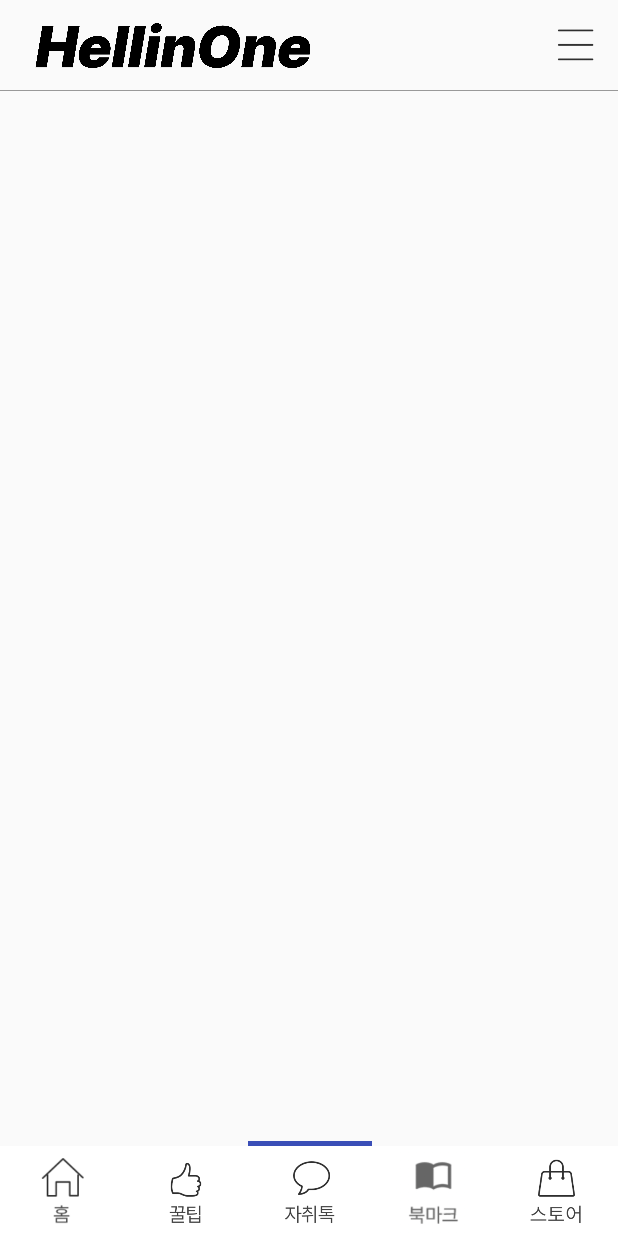
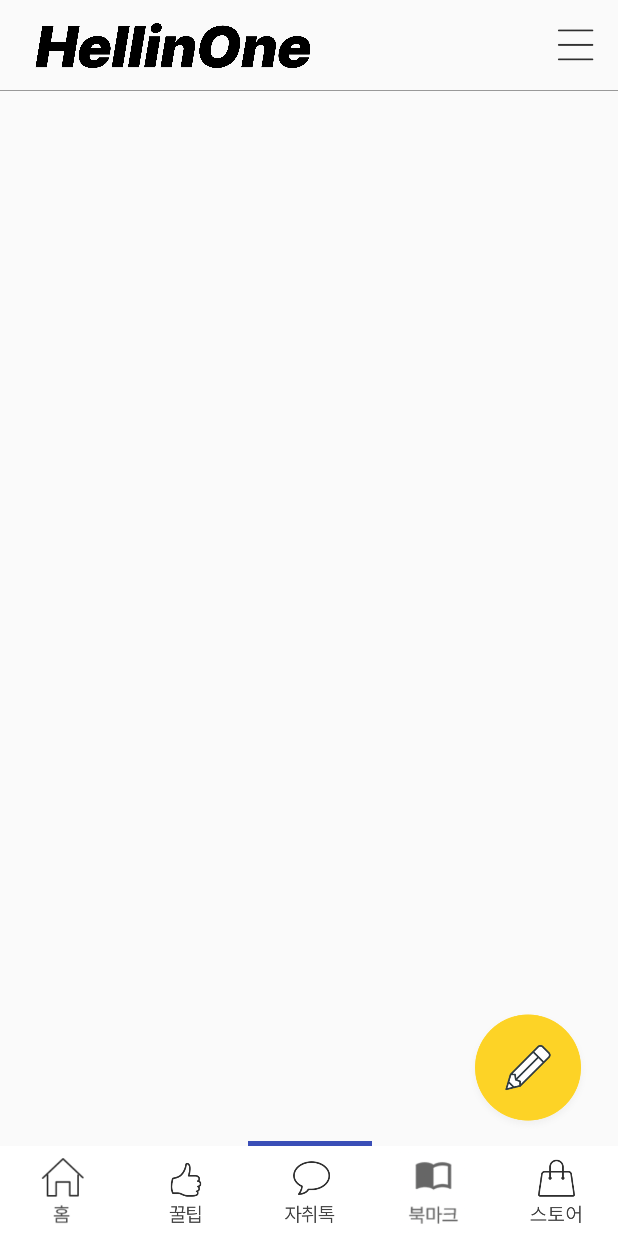
Before and after one commit to wjdtkdgns777/HealthInOne, an Android app: the TalkFragment screen opened through its navigation route, on a phone screen of 412 x 824 dp. Run offline under Robolectric (Android 15) with nearby library versions, the phone set to English and light mode, and no system bars; our stand-ins replace Firebase (no records; nobody signed in at launch, a user with empty details on screens opened directly), data binding.

Commit message:
06.20_게시판 작업중

```diff
--- a/app/src/main/AndroidManifest.xml
+++ b/app/src/main/AndroidManifest.xml
@@ -13,6 +13,9 @@
         android:supportsRtl="true"
         android:theme="@style/Theme.MySoleLife"
         tools:targetApi="31">
+        <activity
+            android:name=".board.BoardWriteActivity"
+            android:exported="false" />
         <activity
             android:name=".contentsList.ContentShowActivity"
             android:exported="false" />
--- a/app/src/main/java/com/example/mysolelife/fragments/TalkFragment.kt
+++ b/app/src/main/java/com/example/mysolelife/fragments/TalkFragment.kt
@@ -1,5 +1,6 @@
 package com.example.mysolelife.fragments
 
+import android.content.Intent
 import android.os.Bundle
 import androidx.fragment.app.Fragment
 import android.view.LayoutInflater
@@ -8,6 +9,7 @@ import android.view.ViewGroup
 import androidx.databinding.DataBindingUtil
 import androidx.navigation.findNavController
 import com.example.mysolelife.R
+import com.example.mysolelife.board.BoardWriteActivity
 import com.example.mysolelife.databinding.FragmentTalkBinding
 import com.example.mysolelife.databinding.FragmentTipBinding
 
@@ -25,6 +27,11 @@ class TalkFragment : Fragment() {
         savedInstanceState: Bundle?
     ): View? {
         binding = DataBindingUtil.inflate(inflater, R.layout.fragment_talk, container, false)
+
+        binding.writeBtn.setOnClickListener {
+            val intent  = Intent(context , BoardWriteActivity::class.java)
+            startActivity(intent)
+        }
 
         binding.homeTab.setOnClickListener{
             it.findNavController().navigate(R.id.action_talkFragment_to_homeFragment)
--- a/app/src/main/res/layout/fragment_talk.xml
+++ b/app/src/main/res/layout/fragment_talk.xml
@@ -1,16 +1,28 @@
 <?xml version="1.0" encoding="utf-8"?>
-<layout>
-    <FrameLayout xmlns:android="http://schemas.android.com/apk/res/android"
-        xmlns:tools="http://schemas.android.com/tools"
+<layout xmlns:tools="http://schemas.android.com/tools"
+    xmlns:android="http://schemas.android.com/apk/res/android"
+    xmlns:app="http://schemas.android.com/apk/res-auto">
+    <FrameLayout
         android:layout_width="match_parent"
         android:layout_height="match_parent"
-        xmlns:app="http://schemas.android.com/apk/res-auto"
         tools:context=".fragments.TalkFragment">
+
+
 
         <!-- TODO: Update blank fragment layout -->
         <androidx.constraintlayout.widget.ConstraintLayout
             android:layout_width="match_parent"
             android:layout_height="match_parent">
+
+            <ImageView
+                android:id="@+id/writeBtn"
+                android:layout_width="80dp"
+                android:layout_height="80dp"
+                android:src="@drawable/btnwrite"
+                app:layout_constraintBottom_toBottomOf="parent"
+                app:layout_constraintEnd_toEndOf="parent"
+                android:layout_marginBottom="70dp"
+                android:layout_marginRight="20dp"/>
 
             <LinearLayout
                 android:layout_width="match_parent"
```
Also changed, not shown: app/src/main/java/com/example/mysolelife/board/BoardModel.kt (added, +8 -0 lines), app/src/main/java/com/example/mysolelife/board/BoardWriteActivity.kt (added, +41 -0 lines), app/src/main/java/com/example/mysolelife/utils/FBAuth.kt (added, +28 -0 lines), app/src/main/java/com/example/mysolelife/utils/FBRef.kt (added, +21 -0 lines), app/src/main/res/layout/activity_board_write.xml (added, +87 -0 lines), app/src/main/res/drawable/btnwrite.png (added), app/src/main/res/drawable/plusbtn.png (added).
